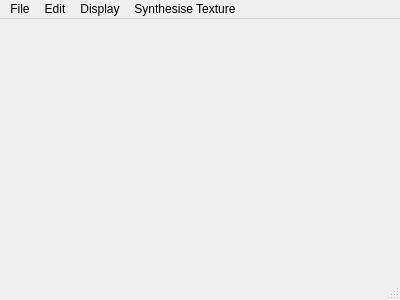
First picture: the form in Source/TreeDrawGUI/mainwindow.ui, repository Merrik44/Yggdrasil, before the edit.
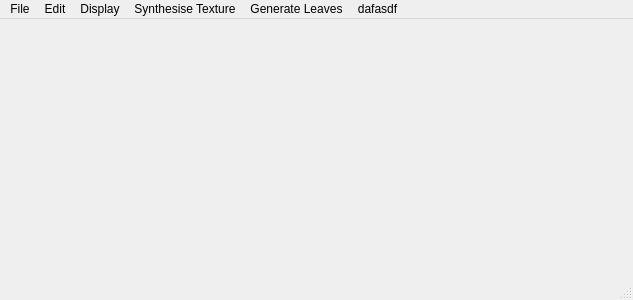
Second picture: the form after the edit.

```diff
--- a/Source/TreeDrawGUI/mainwindow.ui
+++ b/Source/TreeDrawGUI/mainwindow.ui
@@ -6,7 +6,7 @@
    <rect>
     <x>0</x>
     <y>0</y>
-    <width>400</width>
+    <width>633</width>
     <height>300</height>
    </rect>
   </property>
@@ -19,7 +19,7 @@
     <rect>
      <x>0</x>
      <y>0</y>
-     <width>400</width>
+     <width>633</width>
      <height>25</height>
     </rect>
    </property>
@@ -58,10 +58,22 @@
      <string>Synthesise Texture</string>
     </property>
    </widget>
+   <widget class="QMenu" name="menuGenerate_Leaves">
+    <property name="title">
+     <string>Generate Leaves</string>
+    </property>
+   </widget>
+   <widget class="QMenu" name="menuDafasdf">
+    <property name="title">
+     <string>dafasdf</string>
+    </property>
+   </widget>
    <addaction name="menuFile"/>
    <addaction name="menuEdit"/>
    <addaction name="menuDisplay"/>
    <addaction name="menuSynthesise_Texture"/>
+   <addaction name="menuGenerate_Leaves"/>
+   <addaction name="menuDafasdf"/>
   </widget>
   <widget class="QStatusBar" name="statusBar"/>
   <action name="actionOpen_XML_file">
```
Left out of the diff: 9 changed lines with no effect on the pictures.
